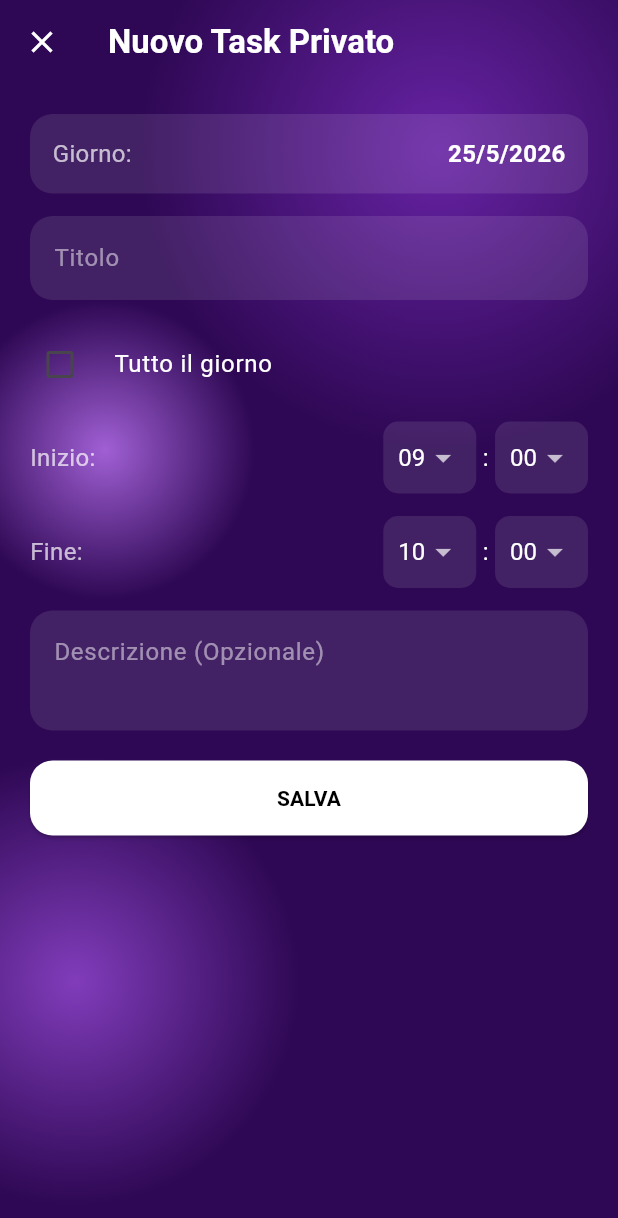
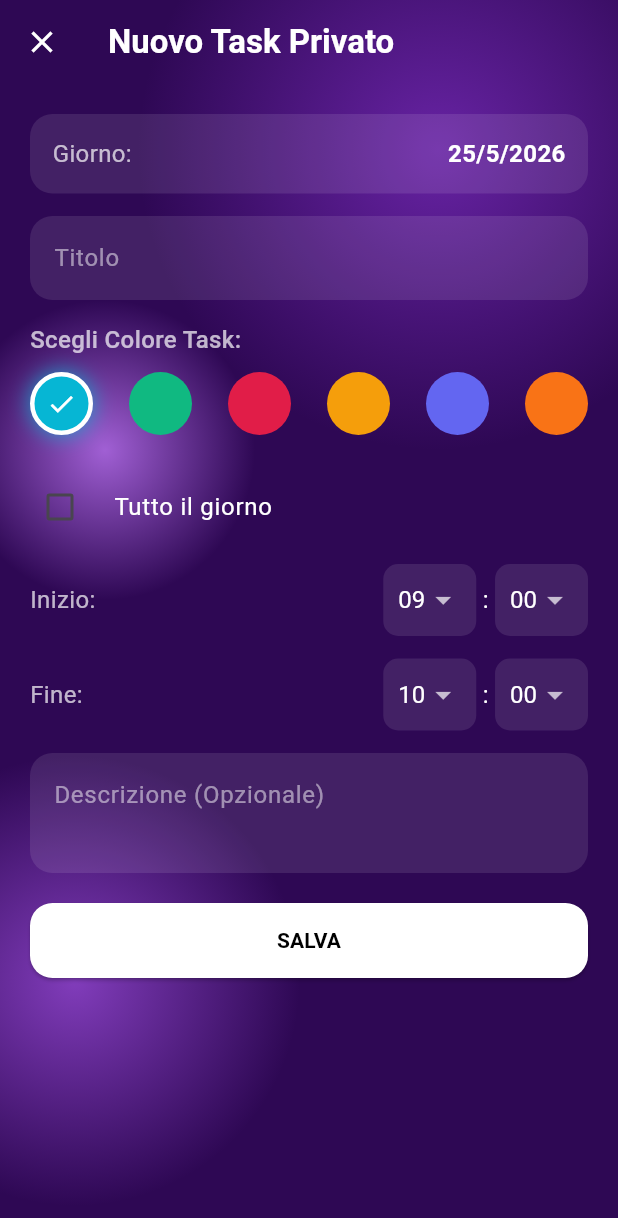
Before and after one commit to Lorenzoanzivino/agenda-sync-mobile, a Flutter app: the CalendarPage screen opened directly, after a tap on the "add" icon, on a phone screen of 412 x 824 dp. Shown: the top 1218 px of the screen. Run offline on Flutter 3.47's test engine with Material 3 defaults, Android fonts, the phone set to English and light mode, and no system bars; our stand-ins replace equatable, firebase_core, firebase_messaging, flutter_bloc, flutter_secure_storage, shared_preferences and 1 more; accounts and stored records are empty; network calls fail.

Commit message:
feat(arch): integrazione selezione e binding dinamico colore singoli task stile google calendar

```diff
--- a/lib/domain/models/task_model.dart
+++ b/lib/domain/models/task_model.dart
@@ -5,8 +5,9 @@ class TaskModel {
   final String dataInizio;
   final String dataFine;
   final bool tuttoIlGiorno;
+  final String colore; // Proprietà colore stringa obbligatoria
   final String userId;
-  final String? sharedCalendarId; // Aggiunto questo campo
+  final String? sharedCalendarId;
   final String? sharedCalendarNome;
   final String status;
   final String priorita;
@@ -18,8 +19,9 @@ class TaskModel {
     required this.dataInizio,
     required this.dataFine,
     required this.tuttoIlGiorno,
+    required this.colore,
     required this.userId,
-    this.sharedCalendarId, // Aggiunto qui
+    this.sharedCalendarId,
     this.sharedCalendarNome,
     required this.status,
     required this.priorita,
@@ -33,8 +35,9 @@ class TaskModel {
       dataInizio: json['dataInizio']?.toString() ?? DateTime.now().toIso8601String(),
       dataFine: json['dataFine']?.toString() ?? DateTime.now().toIso8601String(),
       tuttoIlGiorno: json['tuttoIlGiorno'] == true,
+      colore: json['colore']?.toString() ?? '#06B6D4', // Fallback esadecimale Ciano
       userId: json['userId']?.toString() ?? '',
-      sharedCalendarId: json['sharedCalendarId']?.toString(), // Mappatura JSON
+      sharedCalendarId: json['sharedCalendarId']?.toString(),
       sharedCalendarNome: json['sharedCalendarNome']?.toString(),
       status: json['status']?.toString() ?? 'TODO',
       priorita: json['priorita']?.toString() ?? 'LOW',
--- a/lib/presentation/screens/calendar_page.dart
+++ b/lib/presentation/screens/calendar_page.dart
@@ -273,6 +273,7 @@ class _CalendarPageState extends State<CalendarPage> {
                         return GlassTaskCard(
                           title: task.titolo,
                           description: task.descrizione,
+                          colorHex: task.colore, // Passa il colore specifico al widget card
                           isShared: task.sharedCalendarId != null,
                           onTap: () {
                             Navigator.pop(ctx);
@@ -535,6 +536,14 @@ class _CalendarPageState extends State<CalendarPage> {
                             if (events.isEmpty) return const SizedBox();
 
                             bool isDaySelected = isSameDay(date, _selectedDay) || isSameDay(date, DateTime.now());
+
+                            // Visualizza fino a 4 pallini per giorno, ognuno colorato con il proprio colore specifico del task
+                            return Positioned(
+                              bottom: 8,
+                              child: Row(
+                                mainAxisSize: MainAxisSize.min,
+                                children: List.generate(events.length > 4 ? 4 : events.length, (index) {
+                                  final task = events[index];
                                   Color dotColor;
 
                                   if (isDaySelected) {
@@ -544,14 +553,20 @@ class _CalendarPageState extends State<CalendarPage> {
                                       if (idx != -1) dotColor = AppAtmospheres.getSharedBg(idx);
                                     }
                                   } else {
+                                    try {
+                                      final cleaned = task.colore.replaceAll('#', '');
+                                      dotColor = Color(int.parse('FF$cleaned', radix: 16));
+                                    } catch (_) {
                                       dotColor = isSharedView ? Colors.cyanAccent : Colors.white;
                                     }
+                                  }
 
-                            return Positioned(
-                              bottom: 8,
-                              child: Row(
-                                mainAxisSize: MainAxisSize.min,
-                                children: List.generate(events.length > 4 ? 4 : events.length, (index) => Container(margin: const EdgeInsets.symmetric(horizontal: 1.5), width: 6, height: 6, decoration: BoxDecoration(shape: BoxShape.circle, color: dotColor))),
+                                  return Container(
+                                      margin: const EdgeInsets.symmetric(horizontal: 1.5),
+                                      width: 6, height: 6,
+                                      decoration: BoxDecoration(shape: BoxShape.circle, color: dotColor)
+                                  );
+                                }),
                               ),
                             );
                           },
--- a/lib/presentation/widgets/task_modals.dart
+++ b/lib/presentation/widgets/task_modals.dart
@@ -140,6 +140,17 @@ class _TaskFormScreenState extends State<_TaskFormScreen> {
   final List<String> _hours = List.generate(24, (index) => index.toString().padLeft(2, '0'));
   final List<String> _minutes = ['00', '15', '30', '45'];
 
+  // Palette Colori Disponibili Stile Google Calendar
+  final List<String> _colorsPalette = [
+    '#06B6D4', // Ciano
+    '#10B981', // Smeraldo
+    '#E11D48', // Lampone
+    '#F59E0B', // Ambra
+    '#6366F1', // Indaco
+    '#F97316', // Arancio Neon
+  ];
+
+  String _selectedColor = '#06B6D4';
   DateTime _selectedDate = DateTime.now();
   String _startHour = '09';
   String _startMinute = '00';
@@ -166,6 +177,7 @@ class _TaskFormScreenState extends State<_TaskFormScreen> {
       _descCtrl.text = t.descrizione;
       _isAllDay = t.tuttoIlGiorno;
       _priorita = t.priorita;
+      _selectedColor = t.colore;
       _selectedSharedCalendarId = t.sharedCalendarId;
 
       final start = DateTime.tryParse(t.dataInizio)?.toLocal() ?? DateTime.now();
@@ -225,6 +237,7 @@ class _TaskFormScreenState extends State<_TaskFormScreen> {
         priorita: _priorita,
         tuttoIlGiorno: _isAllDay,
         sharedCalendarId: _selectedSharedCalendarId,
+        colore: _selectedColor, // Passa il colore esadecimale scelto
       );
     } else {
       context.read<TaskCubit>().updateTask(
@@ -236,6 +249,7 @@ class _TaskFormScreenState extends State<_TaskFormScreen> {
         priorita: _priorita,
         tuttoIlGiorno: _isAllDay,
         sharedCalendarId: _selectedSharedCalendarId,
+        colore: _selectedColor, // Passa il colore esadecimale scelto
       );
     }
     Navigator.of(context).pop();
@@ -304,6 +318,38 @@ class _TaskFormScreenState extends State<_TaskFormScreen> {
                     decoration: InputDecoration(hintText: AppStrings.formTitoloHint, hintStyle: TextStyle(color: Colors.white.withValues(alpha: 0.5)), filled: true, fillColor: Colors.white.withValues(alpha: 0.1), border: OutlineInputBorder(borderRadius: BorderRadius.circular(15), borderSide: BorderSide.none)),
                   ),
                   const SizedBox(height: 15),
+
+                  // Selettore Colore del Task
+                  const Text("Scegli Colore Task:", style: TextStyle(color: Colors.white70, fontSize: 16, fontWeight: FontWeight.w500)),
+                  const SizedBox(height: 10),
+                  Row(
+                    mainAxisAlignment: MainAxisAlignment.spaceBetween,
+                    children: _colorsPalette.map((hexStr) {
+                      final cleaned = hexStr.replaceAll('#', '');
+                      final colorObj = Color(int.parse('FF$cleaned', radix: 16));
+                      final isSelected = _selectedColor == hexStr;
+
+                      return GestureDetector(
+                        onTap: () => setState(() => _selectedColor = hexStr),
+                        child: AnimatedContainer(
+                          duration: const Duration(milliseconds: 200),
+                          width: 42, height: 42,
+                          decoration: BoxDecoration(
+                            color: colorObj,
+                            shape: BoxShape.circle,
+                            border: Border.all(
+                              color: isSelected ? Colors.white : Colors.transparent,
+                              width: 3,
+                            ),
+                            boxShadow: isSelected ? [BoxShadow(color: colorObj.withValues(alpha: 0.6), blurRadius: 10, spreadRadius: 2)] : [],
+                          ),
+                          child: isSelected ? const Icon(Icons.check, color: Colors.white, size: 20) : null,
+                        ),
+                      );
+                    }).toList(),
+                  ),
+                  const SizedBox(height: 20),
+
                   Theme(
                     data: ThemeData(unselectedWidgetColor: Colors.white54),
                     child: CheckboxListTile(
```
Also changed, not shown: lib/presentation/widgets/glass_task_card.dart (+18 -4 lines), 1 other file. Lines whose indentation alone changed are shown as unchanged.
